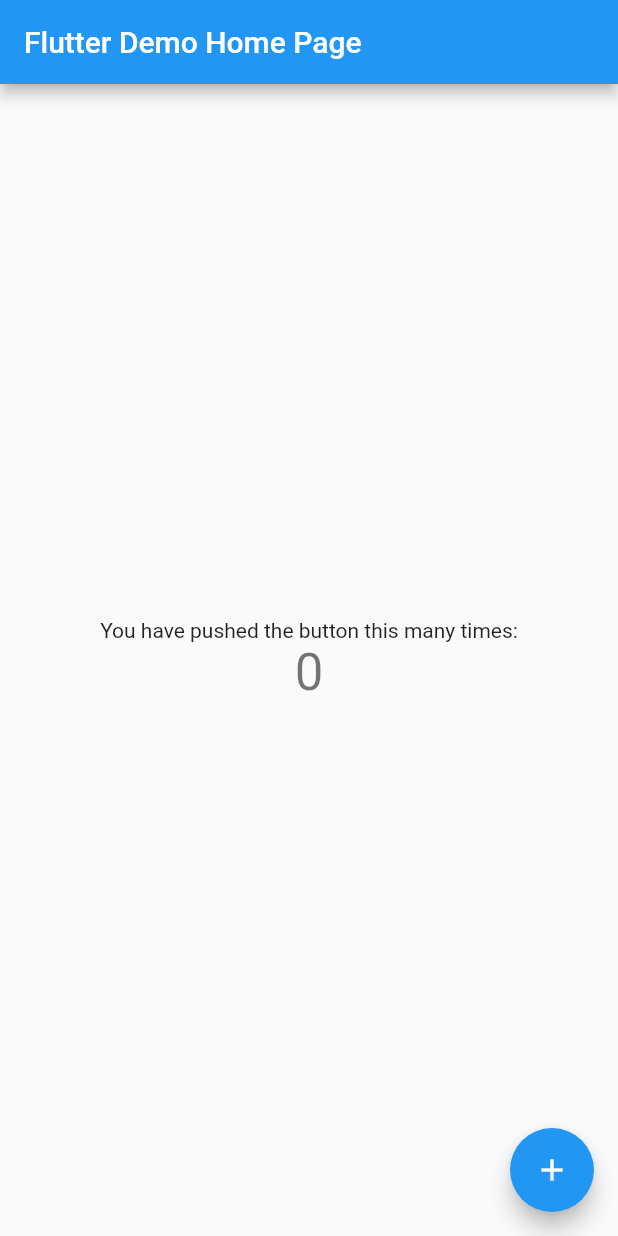
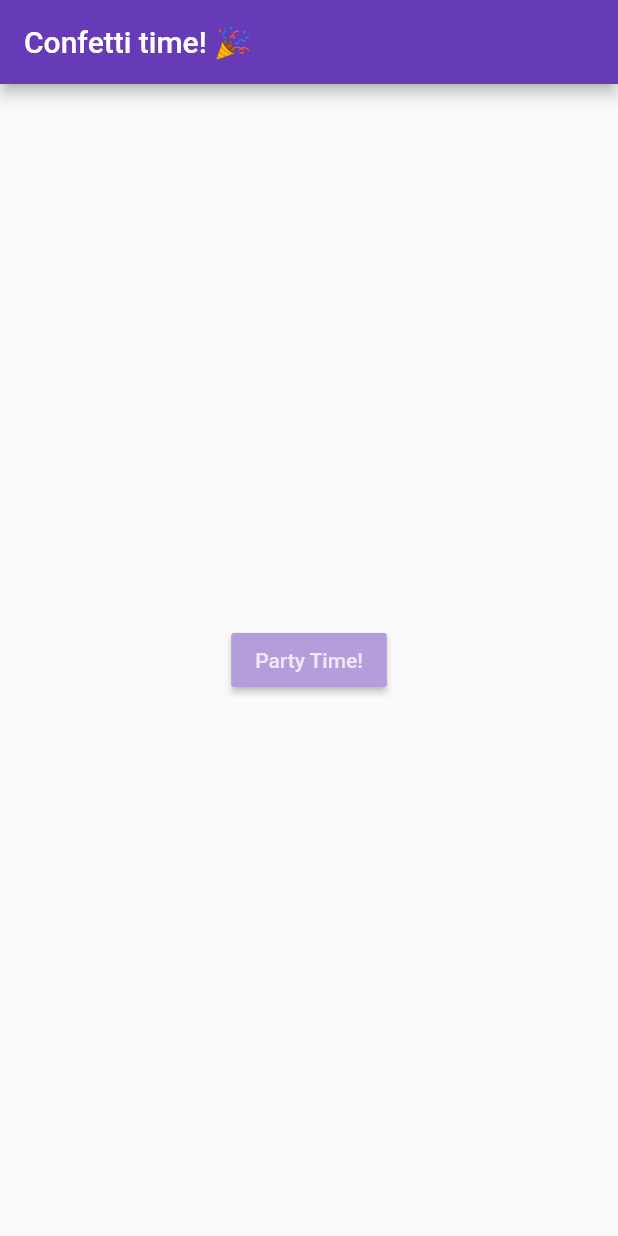
Before and after one commit to moslite/flutter_use_confetti, a Flutter app: the screen it shows after launch, on a phone screen of 412 x 824 dp. Run offline on Flutter 3.47's test engine with Material 2 defaults, Android fonts, the phone set to English and light mode, and no system bars; our stand-ins replace confetti.

Commit message:
Confetti implementation

```diff
--- a/lib/main.dart
+++ b/lib/main.dart
@@ -1,3 +1,6 @@
+import 'dart:math';
+
+import 'package:confetti/confetti.dart';
 import 'package:flutter/material.dart';
 
 void main() {
@@ -11,105 +14,65 @@
   @override
   Widget build(BuildContext context) {
     return MaterialApp(
-      title: 'Flutter Demo',
-      theme: ThemeData(
-        // This is the theme of your application.
-        //
-        // Try running your application with "flutter run". You'll see the
-        // application has a blue toolbar. Then, without quitting the app, try
-        // changing the primarySwatch below to Colors.green and then invoke
-        // "hot reload" (press "r" in the console where you ran "flutter run",
-        // or simply save your changes to "hot reload" in a Flutter IDE).
-        // Notice that the counter didn't reset back to zero; the application
-        // is not restarted.
-        primarySwatch: Colors.blue,
-      ),
-      home: const MyHomePage(title: 'Flutter Demo Home Page'),
+      home: MyHomePage(),
     );
   }
 }
 
 class MyHomePage extends StatefulWidget {
-  const MyHomePage({Key? key, required this.title}) : super(key: key);
-
-  // This widget is the home page of your application. It is stateful, meaning
-  // that it has a State object (defined below) that contains fields that affect
-  // how it looks.
-
-  // This class is the configuration for the state. It holds the values (in this
-  // case the title) provided by the parent (in this case the App widget) and
-  // used by the build method of the State. Fields in a Widget subclass are
-  // always marked "final".
-
-  final String title;
-
   @override
   State<MyHomePage> createState() => _MyHomePageState();
 }
 
 class _MyHomePageState extends State<MyHomePage> {
-  int _counter = 0;
+  final _confettiController = ConfettiController();
+  bool isPlaying = false;
 
-  void _incrementCounter() {
-    setState(() {
-      // This call to setState tells the Flutter framework that something has
-      // changed in this State, which causes it to rerun the build method below
-      // so that the display can reflect the updated values. If we changed
-      // _counter without calling setState(), then the build method would not be
-      // called again, and so nothing would appear to happen.
-      _counter++;
-    });
+  @override
+  void dispose() {
+    super.dispose();
+    _confettiController.dispose();
   }
 
   @override
   Widget build(BuildContext context) {
-    // This method is rerun every time setState is called, for instance as done
-    // by the _incrementCounter method above.
-    //
-    // The Flutter framework has been optimized to make rerunning build methods
-    // fast, so that you can just rebuild anything that needs updating rather
-    // than having to individually change instances of widgets.
-    return Scaffold(
-      appBar: AppBar(
-        // Here we take the value from the MyHomePage object that was created by
-        // the App.build method, and use it to set our appbar title.
-        title: Text(widget.title),
-      ),
-      body: Center(
-        // Center is a layout widget. It takes a single child and positions it
-        // in the middle of the parent.
-        child: Column(
-          // Column is also a layout widget. It takes a list of children and
-          // arranges them vertically. By default, it sizes itself to fit its
-          // children horizontally, and tries to be as tall as its parent.
-          //
-          // Invoke "debug painting" (press "p" in the console, choose the
-          // "Toggle Debug Paint" action from the Flutter Inspector in Android
-          // Studio, or the "Toggle Debug Paint" command in Visual Studio Code)
-          // to see the wireframe for each widget.
-          //
-          // Column has various properties to control how it sizes itself and
-          // how it positions its children. Here we use mainAxisAlignment to
-          // center the children vertically; the main axis here is the vertical
-          // axis because Columns are vertical (the cross axis would be
-          // horizontal).
-          mainAxisAlignment: MainAxisAlignment.center,
-          children: <Widget>[
-            const Text(
-              'You have pushed the button this many times:',
+    return Stack(
+      alignment: Alignment.topCenter,
+      children: [
+        Scaffold(
+          appBar: AppBar(
+            backgroundColor: Colors.deepPurple,
+            title: Text('Confetti time! 🎉'),
+          ),
+          body: Center(
+            child: MaterialButton(
+              onPressed: () {
+                if (isPlaying) {
+                  _confettiController.stop();
+                } else {
+                  _confettiController.play();
+                }
+
+                isPlaying = !isPlaying;
+              },
+              child: const Text('Party Time!'),
+              color: Colors.deepPurple[200],
+              textColor: Colors.deepPurple[50],
             ),
-            Text(
-              '$_counter',
-              style: Theme.of(context).textTheme.headline4,
-            ),
+          ),
+        ),
+        ConfettiWidget(
+          confettiController: _confettiController,
+          blastDirection: pi / 2,
+          colors: const [
+            Colors.deepPurple,
+            Colors.deepOrange,
+            Colors.green,
           ],
+          gravity: 0.005,
+          emissionFrequency: 0.05,
         ),
-      ),
-      floatingActionButton: FloatingActionButton(
-        onPressed: _incrementCounter,
-        tooltip: 'Increment',
-        child: const Icon(Icons.add),
-      ), // This trailing comma makes auto-formatting nicer for build methods.
+      ],
     );
   }
 }
--- a/pubspec.yaml
+++ b/pubspec.yaml
@@ -34,6 +34,7 @@
   # The following adds the Cupertino Icons font to your application.
   # Use with the CupertinoIcons class for iOS style icons.
   cupertino_icons: ^1.0.2
+  confetti:
 
 dev_dependencies:
   flutter_test:
```
Also changed, not shown: pubspec.lock.
